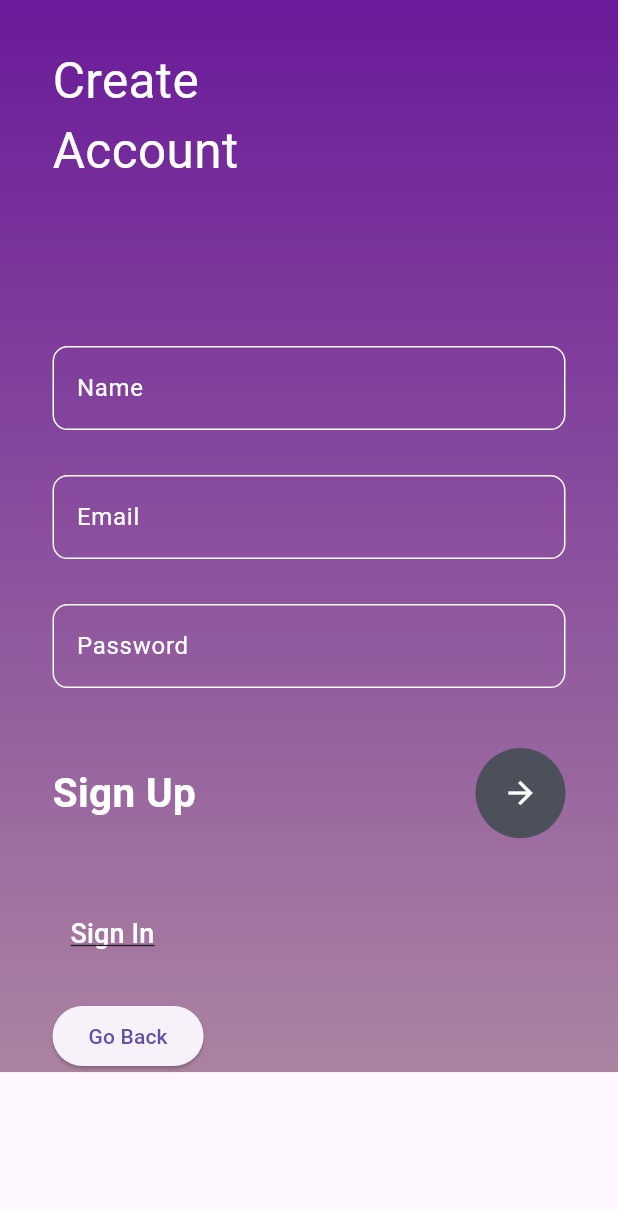
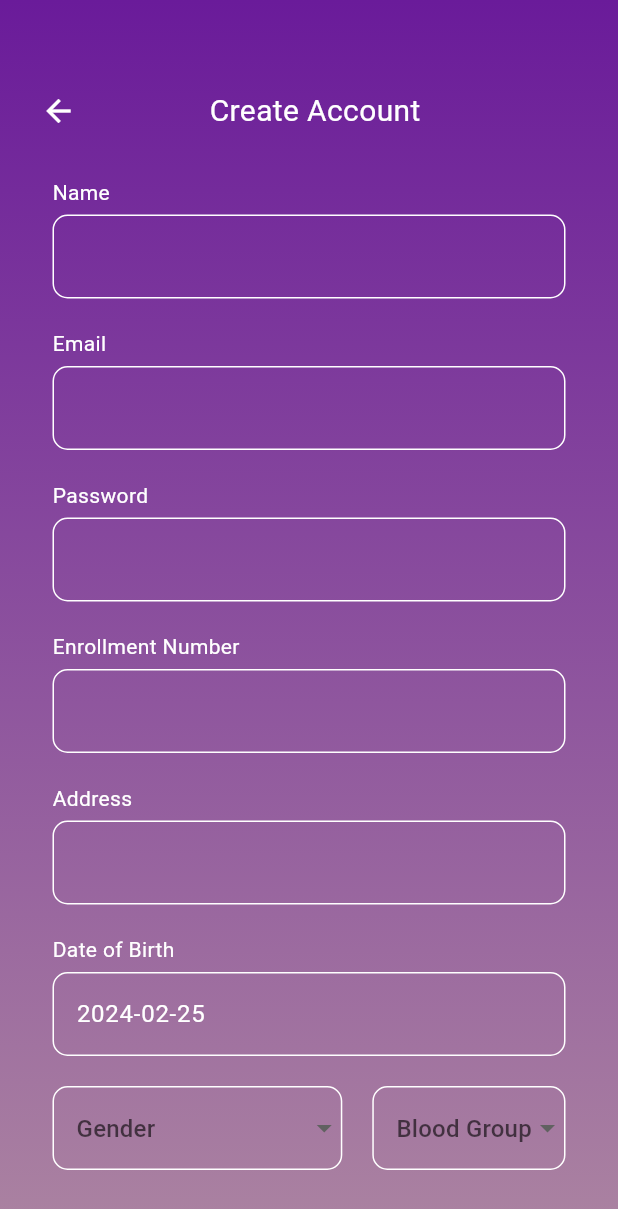
Before and after one commit to Ram5anthosh/MediConnect, a Flutter app: the screen it shows after launch, after a tap on "Sign Up", on a phone screen of 412 x 824 dp. Shown: the top 1209 px of the screen. Run offline on Flutter 3.47's test engine with Material 3 defaults, Android fonts, the phone set to English and light mode, and no system bars.

Commit message:
Added changes to accomodate doctor register

```diff
--- a/lib/home.dart
+++ b/lib/home.dart
@@ -29,8 +29,15 @@ class _MyHomeState extends State<MyHome> {
             Container(
               padding: EdgeInsets.only(left: 35, top: 30),
               child: Text(
-                'Indian Institute of Information Technology',
-                style: TextStyle(color: Colors.white, fontSize: 33),
+                'MediConnectIIITA',
+                style: TextStyle(color: Color.fromARGB(255, 95, 243, 3), fontSize: 33),
+              ),
+            ),
+            Container(
+              padding: EdgeInsets.only(left:35,top:30),
+              child: Text(
+                'At IIITA, we believe in empowering every step of your healthy lifestyle, syncing heartbeats with aspirations ',
+                style: TextStyle(color: Color.fromARGB(255, 221, 228, 11), fontSize: 20),
               ),
             ),
             SizedBox(
--- a/lib/login.dart
+++ b/lib/login.dart
@@ -11,18 +11,29 @@ class _MyLoginState extends State<MyLogin> {
   @override
   Widget build(BuildContext context) {
     return Scaffold(
-      body: Container(
-        decoration: BoxDecoration(
+      body: Stack(
+        fit: StackFit.expand,
+        children: [
+          Container(
+            decoration: const BoxDecoration(
               gradient: LinearGradient(
                 colors: [Color(0xFF6A1B9A), Color(0xFFAB83A1)],
                 begin: Alignment.topCenter,
                 end: Alignment.bottomCenter,
               ),
             ),
-        child: SingleChildScrollView(
-          child: Stack(
-            children: [
+          ),
           Positioned(
+            left: 15,
+            top: 30,
+            child: IconButton(
+              onPressed: () {
+                Navigator.pop(context);
+              },
+              icon: const Icon(Icons.arrow_back, color: Colors.white),
+            ),
+          ),
+          const Positioned(
             left: 35,
             top: 130,
             child: Text(
@@ -32,13 +43,16 @@ class _MyLoginState extends State<MyLogin> {
           ),
           Padding(
             padding: EdgeInsets.only(
-                  top: MediaQuery.of(context).size.height * 0.5,
+              top: MediaQuery.of(context).size.height * 0.45,
               right: 35,
               left: 35,
             ),
             child: Column(
               children: [
-                    TextField(
+                Container(
+                  width: MediaQuery.of(context).size.width * 0.8,
+                  child: TextField(
+                    maxLines: 1,
                     decoration: InputDecoration(
                       fillColor: Colors.grey.shade100,
                       filled: true,
@@ -48,9 +62,13 @@ class _MyLoginState extends State<MyLogin> {
                       ),
                     ),
                   ),
+                ),
                 const SizedBox(height: 30),
-                    TextField(
+                Container(
+                  width: MediaQuery.of(context).size.width * 0.8,
+                  child: TextField(
                     obscureText: true,
+                    maxLines: 1,
                     decoration: InputDecoration(
                       fillColor: Colors.grey.shade100,
                       filled: true,
@@ -60,11 +78,12 @@ class _MyLoginState extends State<MyLogin> {
                       ),
                     ),
                   ),
+                ),
                 const SizedBox(height: 40),
                 Row(
                   mainAxisAlignment: MainAxisAlignment.spaceBetween,
                   children: [
-                        Text(
+                    const Text(
                       'SignIn',
                       style: TextStyle(
                         color: Color(0xff4c505b),
@@ -86,16 +105,17 @@ class _MyLoginState extends State<MyLogin> {
                     ),
                   ],
                 ),
-                    SizedBox(height: 40),
-                    Row(
-                      mainAxisAlignment: MainAxisAlignment.spaceBetween,
+                const SizedBox(height: 40),
+                Expanded(
+                  child: Column(
+                    mainAxisAlignment: MainAxisAlignment.end,
                     children: [
                       TextButton(
                         onPressed: () {
                           Navigator.pushNamed(context, 'register');
                         },
-                          child: Text(
-                            'Sign Up',
+                        child: const Text(
+                          'Register as User',
                           style: TextStyle(
                             decoration: TextDecoration.underline,
                             fontSize: 18,
@@ -104,9 +124,11 @@ class _MyLoginState extends State<MyLogin> {
                         ),
                       ),
                       TextButton(
-                          onPressed: () {},
-                          child: Text(
-                            'Forgot Password',
+                        onPressed: () {
+                          Navigator.pushNamed(context, 'doctorregister');
+                        },
+                        child: const Text(
+                          'Register as Doctor',
                           style: TextStyle(
                             decoration: TextDecoration.underline,
                             fontSize: 18,
@@ -116,21 +138,12 @@ class _MyLoginState extends State<MyLogin> {
                       ),
                     ],
                   ),
-                    const SizedBox(height: 20),
-                    // Add a button to go back
-                    ElevatedButton(
-                      onPressed: () {
-                        Navigator.pop(context);
-                      },
-                      child: Text('Go Back'),
                 ),
               ],
             ),
           ),
         ],
       ),
-        ),
-      ),
     );
   }
 }
--- a/lib/main.dart
+++ b/lib/main.dart
@@ -5,6 +5,7 @@
 import 'package:smartwatch_application/home.dart';
 import 'package:smartwatch_application/doctorinfo.dart';
 import 'package:smartwatch_application/healthcenter.dart';
+import 'package:smartwatch_application/doctorregister.dart';
 
 void main() {
   runApp(MaterialApp(
@@ -17,6 +18,7 @@
       'dashboard':(context)=>const StartScreen(),
       'doctorinfo':(context)=>const DoctorInfoScreen(),
       'healthcenter':(context)=>const HospitalInfoScreen(),
+      'doctorregister':(context)=>DoctorRegister(),
     },
   ));
 }
--- a/lib/register.dart
+++ b/lib/register.dart
@@ -8,6 +8,27 @@ class MyRegister extends StatefulWidget {
 }
 
 class _MyRegisterState extends State<MyRegister> {
+  String? selectedGender;
+  String? selectedBloodGroup;
+
+  List<String> genderOptions = ['Male', 'Female', 'Other'];
+  List<String> bloodGroupOptions = ['A+', 'B+', 'AB+', 'O+', 'A-', 'B-', 'AB-', 'O-'];
+
+  DateTime selectedDate = DateTime.now();
+
+  Future<void> _selectDate(BuildContext context) async {
+    final DateTime? picked = await showDatePicker(
+      context: context,
+      initialDate: selectedDate,
+      firstDate: DateTime(1900),
+      lastDate: DateTime(2101),
+    );
+    if (picked != null && picked != selectedDate)
+      setState(() {
+        selectedDate = picked;
+      });
+  }
+
   @override
   Widget build(BuildContext context) {
     return Scaffold(
@@ -20,24 +41,52 @@ class _MyRegisterState extends State<MyRegister> {
           ),
         ),
         child: SingleChildScrollView(
-          child: Stack(
+          child: Column(
             children: [
               Container(
-                padding: EdgeInsets.only(left: 35, top: 30),
-                child: Text(
-                  'Create\nAccount',
-                  style: TextStyle(color: Colors.white, fontSize: 33),
+                padding: EdgeInsets.only(left: 15, top: 50, right: 15),
+                child: Row(
+                  mainAxisAlignment: MainAxisAlignment.spaceBetween,
+                  children: [
+                    IconButton(
+                      icon: Icon(Icons.arrow_back),
+                      onPressed: () {
+                        Navigator.pop(context);
+                      },
+                      color: Colors.white,
+                    ),
+                    Text(
+                      'Create Account',
+                      style: TextStyle(color: Colors.white, fontSize: 20),
+                    ),
+                    SizedBox(width: 40),
+                  ],
                 ),
               ),
-              Padding(
-                padding: EdgeInsets.only(
-                    top: MediaQuery.of(context).size.height * 0.28),
-                child: Container(
-                  margin: EdgeInsets.only(left: 35, right: 35),
+              Container(
+                margin: EdgeInsets.only(left: 35, right: 35, top: 20),
                 child: Column(
                   crossAxisAlignment: CrossAxisAlignment.start,
                   children: [
-                      TextField(
+                    buildTextField('Name'),
+                    SizedBox(height: 20),
+                    buildTextField('Email'),
+                    SizedBox(height: 20),
+                    buildTextField('Password', obscureText: true),
+                    SizedBox(height: 20),
+                    buildTextField('Enrollment Number'),
+                    SizedBox(height: 20),
+                    buildTextField('Address'),
+                    SizedBox(height: 20),
+                    Text(
+                      'Date of Birth',
+                      style: TextStyle(color: Colors.white, fontSize: 14),
+                    ),
+                    SizedBox(height: 5),
+                    GestureDetector(
+                      onTap: () => _selectDate(context),
+                      child: AbsorbPointer(
+                        child: TextField(
                           style: TextStyle(color: Colors.white),
                           decoration: InputDecoration(
                             enabledBorder: OutlineInputBorder(
@@ -52,18 +101,130 @@ class _MyRegisterState extends State<MyRegister> {
                                 color: Colors.black,
                               ),
                             ),
-                          hintText: "Name",
+                            hintText: "Select Date",
                             hintStyle: TextStyle(color: Colors.white),
                             border: OutlineInputBorder(
                               borderRadius: BorderRadius.circular(10),
                             ),
                           ),
+                          controller: TextEditingController(
+                            text: "${selectedDate.toLocal()}".split(' ')[0],
                           ),
-                      SizedBox(
-                        height: 30,
                         ),
+                      ),
+                    ),
+                    SizedBox(height: 20),
+                    Row(
+                      mainAxisAlignment: MainAxisAlignment.spaceBetween,
+                      children: [
+                        Expanded(
+                          flex: 3,
+                          child: DropdownButtonFormField(
+                            value: selectedGender,
+                            items: genderOptions
+                                .map((String gender) => DropdownMenuItem(
+                                      value: gender,
+                                      child: Text(
+                                        gender,
+                                        style: TextStyle(color: Colors.black),
+                                      ),
+                                    ))
+                                .toList(),
+                            onChanged: (String? value) {
+                              setState(() {
+                                selectedGender = value!;
+                              });
+                            },
+                            decoration: InputDecoration(
+                              hintText: 'Gender',
+                              hintStyle: TextStyle(color: Colors.white),
+                              enabledBorder: OutlineInputBorder(
+                                borderRadius: BorderRadius.circular(10),
+                                borderSide: BorderSide(
+                                  color: Colors.white,
+                                ),
+                              ),
+                              focusedBorder: OutlineInputBorder(
+                                borderRadius: BorderRadius.circular(10),
+                                borderSide: BorderSide(
+                                  color: Colors.black,
+                                ),
+                              ),
+                            ),
+                          ),
+                        ),
+                        SizedBox(width: 20),
+                        Expanded(
+                          flex: 2,
+                          child: DropdownButtonFormField(
+                            value: selectedBloodGroup,
+                            items: bloodGroupOptions
+                                .map((String bloodGroup) => DropdownMenuItem(
+                                      value: bloodGroup,
+                                      child: Text(
+                                        bloodGroup,
+                                        style: TextStyle(color: Colors.black),
+                                      ),
+                                    ))
+                                .toList(),
+                            onChanged: (String? value) {
+                              setState(() {
+                                selectedBloodGroup = value!;
+                              });
+                            },
+                            decoration: InputDecoration(
+                              hintText: 'Blood Group',
+                              hintStyle: TextStyle(color: Colors.white),
+                              enabledBorder: OutlineInputBorder(
+                                borderRadius: BorderRadius.circular(10),
+                                borderSide: BorderSide(
+                                  color: Colors.white,
+                                ),
+                              ),
+                              focusedBorder: OutlineInputBorder(
+                                borderRadius: BorderRadius.circular(10),
+                                borderSide: BorderSide(
+                                  color: Colors.black,
+                                ),
+                              ),
+                            ),
+                          ),
+                        ),
+                      ],
+                    ),
+                    SizedBox(height: 40),
+                    Row(
+                      mainAxisAlignment: MainAxisAlignment.center,
+                      children: [
+                        ElevatedButton(
+                          onPressed: () {},
+                          child: Text('Sign Up'),
+                        ),
+                      ],
+                    ),
+                    SizedBox(height: 20),
+                  ],
+                ),
+              ),
+            ],
+          ),
+        ),
+      ),
+    );
+  }
+
+  Widget buildTextField(String label, {bool obscureText = false}) {
+    return Column(
+      crossAxisAlignment: CrossAxisAlignment.start,
+      children: [
+        Text(
+          label,
+          style: TextStyle(color: Colors.white, fontSize: 14),
+        ),
+        SizedBox(height: 5),
         TextField(
           style: TextStyle(color: Colors.white),
+          obscureText: obscureText,
           decoration: InputDecoration(
             enabledBorder: OutlineInputBorder(
               borderRadius: BorderRadius.circular(10),
@@ -77,103 +238,14 @@ class _MyRegisterState extends State<MyRegister> {
                 color: Colors.black,
               ),
             ),
-                          hintText: "Email",
+            hintText: "",
             hintStyle: TextStyle(color: Colors.white),
             border: OutlineInputBorder(
               borderRadius: BorderRadius.circular(10),
             ),
           ),
         ),
-                      SizedBox(
-                        height: 30,
-                      ),
-                      TextField(
-                        style: TextStyle(color: Colors.white),
-                        obscureText: true,
-                        decoration: InputDecoration(
-                          enabledBorder: OutlineInputBorder(
-                            borderRadius: BorderRadius.circular(10),
-                            borderSide: BorderSide(
-                              color: Colors.white,
-                            ),
-                          ),
-                          focusedBorder: OutlineInputBorder(
-                            borderRadius: BorderRadius.circular(10),
-                            borderSide: BorderSide(
-                              color: Colors.black,
-                            ),
-                          ),
-                          hintText: "Password",
-                          hintStyle: TextStyle(color: Colors.white),
-                          border: OutlineInputBorder(
-                            borderRadius: BorderRadius.circular(10),
-                          ),
-                        ),
-                      ),
-                      SizedBox(
-                        height: 40,
-                      ),
-                      Row(
-                        mainAxisAlignment: MainAxisAlignment.spaceBetween,
-                        children: [
-                          Text(
-                            'Sign Up',
-                            style: TextStyle(
-                                color: Colors.white,
-                                fontSize: 27,
-                                fontWeight: FontWeight.w700),
-                          ),
-                          CircleAvatar(
-                            radius: 30,
-                            backgroundColor: Color(0xff4c505b),
-                            child: IconButton(
-                              color: Colors.white,
-                              onPressed: () {},
-                              icon: Icon(
-                                Icons.arrow_forward,
-                              ),
-                            ),
-                          )
       ],
-                      ),
-                      SizedBox(
-                        height: 40,
-                      ),
-                      Row(
-                        mainAxisAlignment: MainAxisAlignment.spaceBetween,
-                        children: [
-                          TextButton(
-                            onPressed: () {
-                              Navigator.pushNamed(context, 'login');
-                            },
-                            child: Text(
-                              'Sign In',
-                              textAlign: TextAlign.left,
-                              style: TextStyle(
-                                  decoration: TextDecoration.underline,
-                                  color: Colors.white,
-                                  fontSize: 18),
-                            ),
-                            style: ButtonStyle(),
-                          ),
-                        ],
-                      ),
-                      const SizedBox(height: 20),
-                      // Add a button to go back
-                      ElevatedButton(
-                        onPressed: () {
-                          Navigator.pop(context);
-                        },
-                        child: Text('Go Back'),
-                      ),
-                    ],
-                  ),
-                ),
-              ),
-            ],
-          ),
-        ),
-      ),
     );
   }
 }
```
Lines whose indentation alone changed are shown as unchanged.
